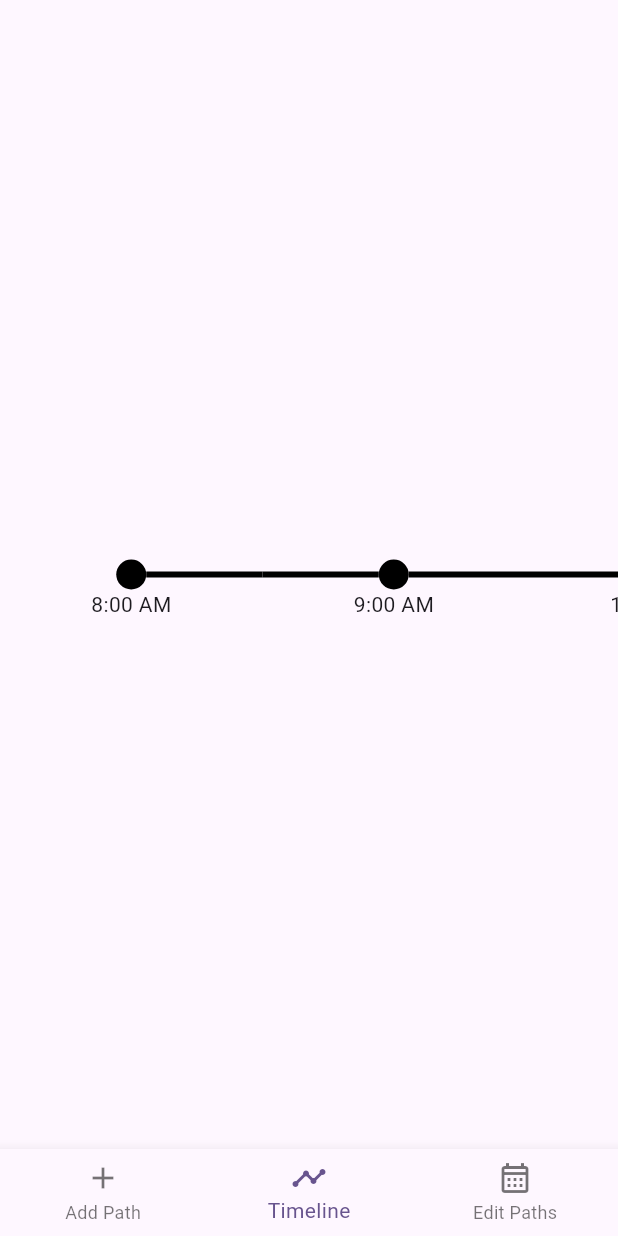
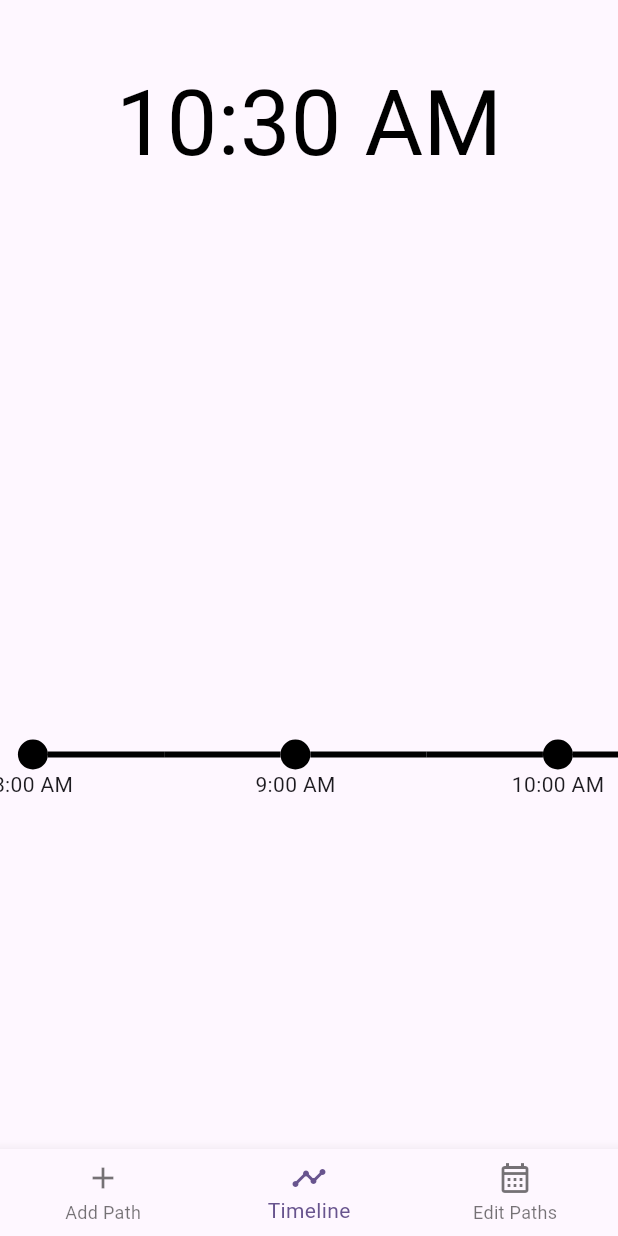
Before and after one commit to Mclovin0213/navi, a Flutter app: the first screen one second after launch, on a phone screen of 412 x 824 dp. Run offline on Flutter 3.47's test engine with Material 2 defaults, Android fonts, the phone set to English and light mode, and no system bars; drawn by our look-alikes of timeline_tile; missing offline and left inert: flex_color_picker, string_to_color.

Commit message:
Add full timeline functionality

```diff
--- a/lib/main.dart
+++ b/lib/main.dart
@@ -1,4 +1,5 @@
 import 'package:flutter/material.dart';
+import 'package:intl/intl.dart';
 import 'package:provider/provider.dart';
 import 'package:timeline_tile/timeline_tile.dart';
 import 'package:string_to_color/string_to_color.dart';
@@ -43,16 +44,32 @@ class MyAppState extends ChangeNotifier {
   }
 
   void updateColors(Path newPath) {
+    Color newColor = ColorUtils.stringToColor(newPath.pathColor.toLowerCase());
+
     for(int i = newPath.pathStartIndex; i <= newPath.pathEndIndex; i++) {
-      indicatorColors[i] = ColorUtils.stringToColor(newPath.pathColor.toLowerCase());
+      indicatorColors[i] = newColor;
     }
     for(int i = newPath.pathStartIndex; i < newPath.pathEndIndex; i++) {
-      afterLineColors[i] = ColorUtils.stringToColor(newPath.pathColor.toLowerCase());
+      afterLineColors[i] = newColor;
     }
     for(int i = newPath.pathStartIndex + 1; i <= newPath.pathEndIndex; i++) {
-      beforeLineColors[i] = ColorUtils.stringToColor(newPath.pathColor.toLowerCase());
+      beforeLineColors[i] = newColor;
     }
   }
+
+  Path? findPathByTime(TimeOfDay time) {
+    for (Path path in paths) {
+      if (path.pathStart.hour < time.hour ||
+          (path.pathStart.hour == time.hour && path.pathStart.minute <= time.minute)) {
+        if (path.pathEnd.hour > time.hour ||
+            (path.pathEnd.hour == time.hour && path.pathStart.minute >= time.minute)) {
+          return path;
+        }
+      }
+    }
+    return null;
+  }
+
 
 }
 
@@ -264,24 +281,84 @@ class TimelinePage extends StatefulWidget {
 }
 
 class _TimelinePageState extends State<TimelinePage> {
+  final ScrollController scrollController = ScrollController();
+
+  @override
+  void initState() {
+    super.initState();
+    var nowTime = TimeOfDay.now();
+    var roundedTime = TimeOfDay(hour: nowTime.hour, minute: 0);
+    WidgetsBinding.instance?.addPostFrameCallback((_) {
+      var scrollPosition = scrollController.position;
+      var pixelsToScroll = (Constants.times.indexOf(roundedTime) * 170).toDouble();
+      scrollPosition.animateTo(
+        pixelsToScroll,
+        duration: const Duration(milliseconds: 6000),
+        curve: Curves.easeInOutCubicEmphasized,
+      );
+    });
+  }
 
 
   @override
   Widget build(BuildContext context) {
     var appState = context.watch<MyAppState>();
-    var paths = appState.paths;
     var indicatorColors = appState.indicatorColors;
     var beforeColors = appState.beforeLineColors;
     var afterColors = appState.afterLineColors;
+    var now = DateTime.now();
+    var formattedTime = DateFormat('hh:mm a').format(now);
 
+    Path? currentPath = appState.findPathByTime(TimeOfDay.now());
+    var pathColor = Colors.black;
+    var pathType = '';
+    var pathName = '';
+
+    if(currentPath != null) {
+      pathColor = ColorUtils.stringToColor(currentPath.pathColor.toLowerCase());
+      pathType = currentPath.pathType;
+      pathName = currentPath.pathName;
+    }
 
     return SafeArea(
       child: Column(
+        mainAxisSize: MainAxisSize.min,
         children: [
-
+          SizedBox(
+            height: 40,
+          ),
+          SizedBox(
+            height: 200,
+            child: Column(
+              children: [
+                Text(
+                  formattedTime,
+                  style: TextStyle(
+                    color: pathColor,
+                    fontSize: 60
+                  )
+                ),
+                Text(
+                  pathName,
+                  style: TextStyle(
+                    color: pathColor,
+                    fontSize: 30
+                  ),
+                ),
+                Text(
+                  pathType,
+                  style: TextStyle(
+                    color: pathColor,
+                  ),
+                )
+              ],
+            )
+          ),
           Flexible(
+            fit: FlexFit.loose,
             child: ListView.builder(
               scrollDirection: Axis.horizontal,
+              controller: scrollController,
               itemCount: Constants.times.length,
               itemBuilder: (context, index) {
                 return TimelineTile(
```
